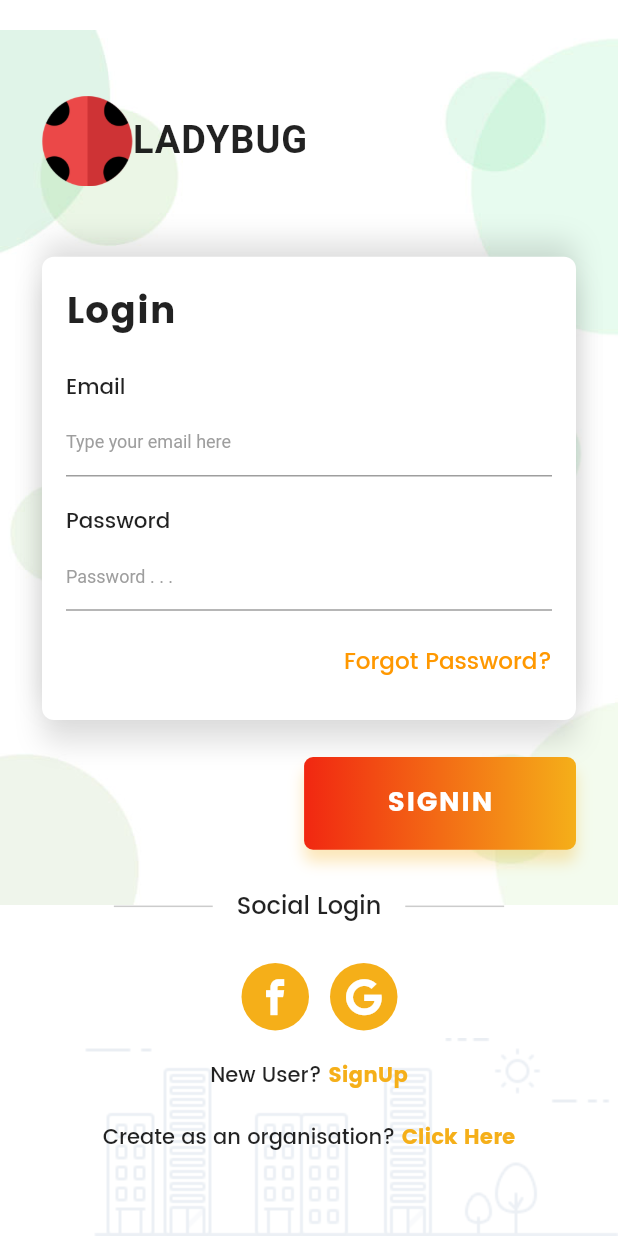
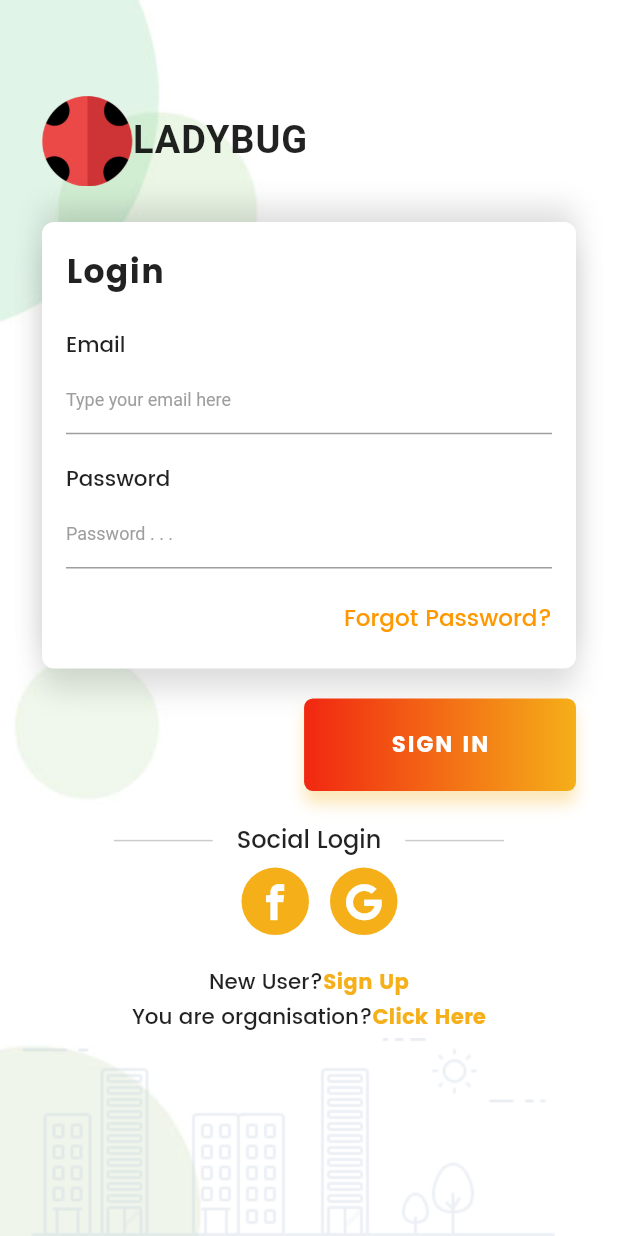
Before and after one commit to daemon29/dotosave_flutter, a Flutter app: the screen it shows after launch, on a phone screen of 412 x 824 dp. Run offline on Flutter 3.47's test engine with Material 2 defaults, Android fonts, the phone set to English and light mode, and no system bars; our stand-ins replace cloud_firestore, firebase_auth, firebase_storage, flutter_screenutil, google_sign_in, image_picker; missing offline and left inert: tflite; accounts and stored records are empty.

Commit message:
fix login and sign up

```diff
--- a/lib/login.dart
+++ b/lib/login.dart
@@ -6,6 +6,7 @@ import 'Customize/CustomeIcon.dart';
 import 'signup.dart';
 import 'sign_in.dart';
 import 'main_screen.dart';
+import 'package:flutter/services.dart';
 
 class MyApp extends StatefulWidget {
   @override
@@ -14,6 +15,14 @@ class MyApp extends StatefulWidget {
 
 class _MyAppState extends State<MyApp> {
   String email = "", password = "";
+  @override
+  void initState() {
+    super.initState();
+    SystemChrome.setPreferredOrientations([
+      DeviceOrientation.portraitUp,
+    ]);
+  }
+
   Widget horizontalLine() => Padding(
         padding: EdgeInsets.symmetric(horizontal: 16.0),
         child: Container(
@@ -29,29 +38,28 @@ class _MyAppState extends State<MyApp> {
         ScreenUtil(width: 750, height: 1334, allowFontScaling: true);
     return new Scaffold(
         backgroundColor: Colors.white,
-        resizeToAvoidBottomPadding: true,
+        resizeToAvoidBottomPadding: false,
         body: Stack(
           fit: StackFit.expand,
           children: <Widget>[
-            Column(
-              crossAxisAlignment: CrossAxisAlignment.end,
+            Stack(
               children: <Widget>[
-                Padding(
-                  padding: EdgeInsets.only(top: 20.0),
+                Positioned(
+                  top: 0,
                   child: Image.asset("assets/images/main_background.jpg"),
                 ),
-                Expanded(
-                  child: Container(),
-                ),
-                Image.asset("assets/images/image_02.png")
+                Positioned(
+                    bottom: 0, child: Image.asset("assets/images/image_02.png"))
               ],
             ),
             SingleChildScrollView(
               child: Padding(
-                padding: EdgeInsets.only(left: 28.0, right: 28.0, top: 60),
+                padding: EdgeInsets.only(left: 28.0, right: 28.0, top: 40),
                 child: Column(
                   children: <Widget>[
-                    Row(
+                    Padding(
+                      padding: EdgeInsets.fromLTRB(0, 20, 0, 20),
+                      child: Row(
                         children: <Widget>[
                           Image.asset(
                             "assets/images/logo.png",
@@ -65,12 +73,15 @@ class _MyAppState extends State<MyApp> {
                                   fontWeight: FontWeight.bold))
                         ],
                       ),
+                    ),
+                    /*
                     SizedBox(
-                      height: ScreenUtil.getInstance().setHeight(70),
-                    ),
+                      height: ScreenUtil.getInstance().setHeight(40),//70
+                    ),*/
                     Container(
                       width: double.infinity,
-                      height: ScreenUtil.getInstance().setHeight(500),
+                      //height: MainAxisSize.max,
+                      //height: ScreenUtil.getInstance().setHeight(500),
                       decoration: BoxDecoration(
                           color: Colors.white,
                           borderRadius: BorderRadius.circular(8.0),
@@ -94,7 +105,7 @@ class _MyAppState extends State<MyApp> {
                               "Login",
                               style: TextStyle(
                                   fontFamily: "Poppins-Bold",
-                                  fontSize: ScreenUtil.getInstance().setSp(45),
+                                  fontSize: ScreenUtil.getInstance().setSp(40),
                                   letterSpacing: .6),
                             ),
                             SizedBox(
@@ -142,7 +153,9 @@ class _MyAppState extends State<MyApp> {
                             SizedBox(
                               height: ScreenUtil.getInstance().setHeight(35),
                             ),
-                            Row(
+                            Padding(
+                                padding: EdgeInsets.fromLTRB(0, 0, 0, 20),
+                                child: Row(
                                   mainAxisAlignment: MainAxisAlignment.end,
                                   children: <Widget>[
                                     Text(
@@ -150,25 +163,29 @@ class _MyAppState extends State<MyApp> {
                                       style: TextStyle(
                                           fontFamily: "Poppins-Medium",
                                           color: Colors.orange,
-                                      fontSize:
-                                          ScreenUtil.getInstance().setSp(28)),
+                                          fontSize: ScreenUtil.getInstance()
+                                              .setSp(28)),
                                     )
                                   ],
-                            ),
+                                )),
                           ],
                         ),
                       ),
                     ),
+                    /*
                     SizedBox(
                       height: ScreenUtil.getInstance().setHeight(40),
-                    ),
-                    Row(
+                    ),*/
+                    Padding(
+                        padding: EdgeInsets.fromLTRB(0, 20, 0, 20),
+                        child: Row(
                             mainAxisAlignment: MainAxisAlignment.end,
                             children: <Widget>[
                               InkWell(
                                 child: Container(
                                   width: ScreenUtil.getInstance().setWidth(330),
-                              height: ScreenUtil.getInstance().setHeight(100),
+                                  height:
+                                      ScreenUtil.getInstance().setHeight(100),
                                   decoration: BoxDecoration(
                                       gradient: LinearGradient(colors: [
                                         Color(0xfff12711),
@@ -177,8 +194,8 @@ class _MyAppState extends State<MyApp> {
                                       borderRadius: BorderRadius.circular(6.0),
                                       boxShadow: [
                                         BoxShadow(
-                                        color:
-                                            Color(0xfff5af19).withOpacity(.3),
+                                            color: Color(0xfff5af19)
+                                                .withOpacity(.3),
                                             offset: Offset(0.0, 8.0),
                                             blurRadius: 8.0)
                                       ]),
@@ -186,15 +203,16 @@ class _MyAppState extends State<MyApp> {
                                     color: Colors.transparent,
                                     child: InkWell(
                                       onTap: () {
-                                    signInWithEmail(this.email, this.password);
+                                        signInWithEmail(
+                                            this.email, this.password);
                                       },
                                       child: Center(
                                         child: Text(
-                                      "SIGNIN",
+                                          "SIGN IN",
                                           style: TextStyle(
                                               fontFamily: "Poppins-Bold",
                                               color: Colors.white,
-                                          fontSize: 18,
+                                              fontSize: 15,
                                               letterSpacing: 1.0),
                                         ),
                                       ),
@@ -202,11 +220,10 @@ class _MyAppState extends State<MyApp> {
                                   ),
                                 ),
                               ),
-                        ]),
-                    SizedBox(
-                      height: ScreenUtil.getInstance().setHeight(40),
-                    ),
-                    Row(
+                            ])),
+                    Padding(
+                      padding: EdgeInsets.fromLTRB(0, 0, 0, 5),
+                      child: Row(
                         mainAxisAlignment: MainAxisAlignment.center,
                         children: <Widget>[
                           horizontalLine(),
@@ -218,10 +235,20 @@ class _MyAppState extends State<MyApp> {
                           horizontalLine()
                         ],
                       ),
-                    SizedBox(
-                      height: ScreenUtil.getInstance().setHeight(40),
                     ),
-                    Row(
+                    //child: Stack(children: <Widget>[
+                    /*Image.asset(
+                        "assets/images/image_02.png",
+                        // height: double.infinity,
+                        width: double.infinity,
+                      ),*/
+                    Column(
+                        mainAxisSize: MainAxisSize.min,
+                        mainAxisAlignment: MainAxisAlignment.start,
+                        children: [
+                          Padding(
+                            padding: EdgeInsets.fromLTRB(0, 0, 0, 20),
+                            child: Row(
                               mainAxisAlignment: MainAxisAlignment.center,
                               children: <Widget>[
                                 SocialIcon(
@@ -246,39 +273,38 @@ class _MyAppState extends State<MyApp> {
                                 ),
                               ],
                             ),
-                    SizedBox(
-                      height: ScreenUtil.getInstance().setHeight(30),
                           ),
                           Row(
                             mainAxisAlignment: MainAxisAlignment.center,
                             children: <Widget>[
-                        Text(
-                          "New User? ",
-                          style: TextStyle(fontFamily: "Poppins-Medium"),
-                        ),
+                              Text("New User?",
+                                  style: TextStyle(
+                                      fontFamily: "Poppins-Medium",
+                                      fontSize:
+                                          ScreenUtil.getInstance().setSp(26))),
                               InkWell(
                                 onTap: () {
-                            Navigator.of(context)
-                                .push(MaterialPageRoute(builder: (context) {
+                                  Navigator.of(context).push(
+                                      MaterialPageRoute(builder: (context) {
                                     return SignUp();
                                   }));
                                 },
-                          child: Text("SignUp",
+                                child: Text("Sign Up",
                                     style: TextStyle(
                                         color: Color(0xfff5af19),
                                         fontFamily: "Poppins-Bold")),
                               )
                             ],
                           ),
-                    SizedBox(
-                      height: ScreenUtil.instance.setHeight(30),
-                    ),
                           Row(
                             mainAxisAlignment: MainAxisAlignment.center,
                             children: <Widget>[
                               Text(
-                          "Create as an organisation? ",
-                          style: TextStyle(fontFamily: "Poppins-Medium"),
+                                "You are organisation?",
+                                style: TextStyle(
+                                    fontFamily: "Poppins-Medium",
+                                    fontSize:
+                                        ScreenUtil.getInstance().setSp(26)),
                               ),
                               InkWell(
                                 onTap: () {
@@ -291,6 +317,7 @@ class _MyAppState extends State<MyApp> {
                               )
                             ],
                           )
+                        ])
                   ],
                 ),
               ),
```
Also changed, not shown: lib/signup.dart (+16 -20 lines). Lines whose indentation alone changed are shown as unchanged.
